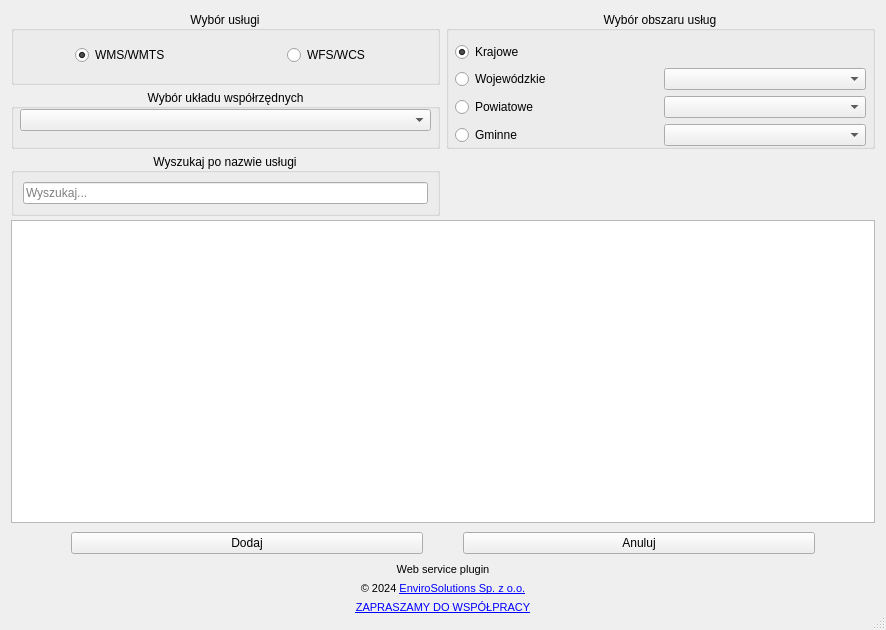
This is web_service_plugin_dialog_base.ui in envirosolutionspl/integrator_uslug_danych_przestrzennych as Qt 5 draws it before an edit. The edited form follows.
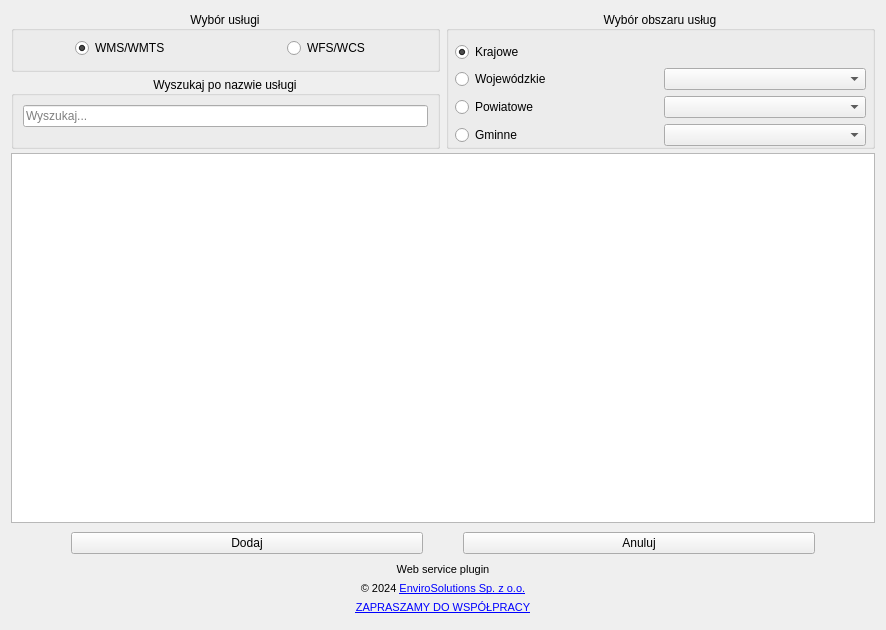
This is the edited form. Icons and pictures are not drawn.

Commit message: Usunięcie comboboxa z wyborem układu

Diff of the .ui file:
```diff
--- a/web_service_plugin_dialog_base.ui
+++ b/web_service_plugin_dialog_base.ui
@@ -21,7 +21,7 @@
    <string notr="true"/>
   </property>
   <property name="sizeGripEnabled">
-   <bool>true</bool>
+   <bool>false</bool>
   </property>
   <layout class="QGridLayout" name="gridLayout_2">
    <property name="horizontalSpacing">
@@ -242,89 +242,6 @@
      </item>
     </layout>
    </item>
-   <item row="2" column="0">
-    <widget class="QGroupBox" name="groupBox">
-     <property name="inputMethodHints">
-      <set>Qt::ImhFormattedNumbersOnly</set>
-     </property>
-     <property name="title">
-      <string>Wyszukaj po nazwie usługi</string>
-     </property>
-     <property name="alignment">
-      <set>Qt::AlignCenter</set>
-     </property>
-     <layout class="QVBoxLayout" name="verticalLayout">
-      <item>
-       <widget class="QLineEdit" name="search_lineedit">
-        <property name="sizePolicy">
-         <sizepolicy hsizetype="Minimum" vsizetype="Fixed">
-          <horstretch>0</horstretch>
-          <verstretch>0</verstretch>
-         </sizepolicy>
-        </property>
-        <property name="placeholderText">
-         <string>Wyszukaj...</string>
-        </property>
-        <property name="clearButtonEnabled">
-         <bool>true</bool>
-        </property>
-       </widget>
-      </item>
-     </layout>
-    </widget>
-   </item>
-   <item row="1" column="0">
-    <widget class="QGroupBox" name="coord_sys_groupbox">
-     <property name="sizePolicy">
-      <sizepolicy hsizetype="Minimum" vsizetype="Minimum">
-       <horstretch>0</horstretch>
-       <verstretch>0</verstretch>
-      </sizepolicy>
-     </property>
-     <property name="maximumSize">
-      <size>
-       <width>16777215</width>
-       <height>60</height>
-      </size>
-     </property>
-     <property name="title">
-      <string>Wybór układu współrzędnych</string>
-     </property>
-     <property name="alignment">
-      <set>Qt::AlignCenter</set>
-     </property>
-     <layout class="QVBoxLayout" name="verticalLayout_5">
-      <property name="leftMargin">
-       <number>6</number>
-      </property>
-      <property name="topMargin">
-       <number>0</number>
-      </property>
-      <property name="rightMargin">
-       <number>6</number>
-      </property>
-      <property name="bottomMargin">
-       <number>0</number>
-      </property>
-      <item>
-       <widget class="QComboBox" name="coord_sys_combo"/>
-      </item>
-      <item>
-       <spacer name="verticalSpacer">
-        <property name="orientation">
-         <enum>Qt::Vertical</enum>
-        </property>
-        <property name="sizeHint" stdset="0">
-         <size>
-          <width>20</width>
-          <height>40</height>
-         </size>
-        </property>
-       </spacer>
-      </item>
-     </layout>
-    </widget>
-   </item>
    <item row="7" column="0" colspan="2">
     <layout class="QHBoxLayout" name="Stopka">
      <property name="spacing">
@@ -520,6 +437,53 @@
      </layout>
     </widget>
    </item>
+   <item row="1" column="0">
+    <widget class="QGroupBox" name="groupBox">
+     <property name="inputMethodHints">
+      <set>Qt::ImhFormattedNumbersOnly</set>
+     </property>
+     <property name="title">
+      <string>Wyszukaj po nazwie usługi</string>
+     </property>
+     <property name="alignment">
+      <set>Qt::AlignCenter</set>
+     </property>
+     <layout class="QVBoxLayout" name="verticalLayout">
+      <item>
+       <widget class="QLineEdit" name="search_lineedit">
+        <property name="sizePolicy">
+         <sizepolicy hsizetype="Minimum" vsizetype="Fixed">
+          <horstretch>0</horstretch>
+          <verstretch>0</verstretch>
+         </sizepolicy>
+        </property>
+        <property name="placeholderText">
+         <string>Wyszukaj...</string>
+        </property>
+        <property name="clearButtonEnabled">
+         <bool>true</bool>
+        </property>
+       </widget>
+      </item>
+      <item>
+       <spacer name="verticalSpacer">
+        <property name="orientation">
+         <enum>Qt::Vertical</enum>
+        </property>
+        <property name="sizeType">
+         <enum>QSizePolicy::Minimum</enum>
+        </property>
+        <property name="sizeHint" stdset="0">
+         <size>
+          <width>20</width>
+          <height>10</height>
+         </size>
+        </property>
+       </spacer>
+      </item>
+     </layout>
+    </widget>
+   </item>
   </layout>
  </widget>
  <tabstops>
```
Left out of the diff: 1 changed line with no effect on the pictures.
